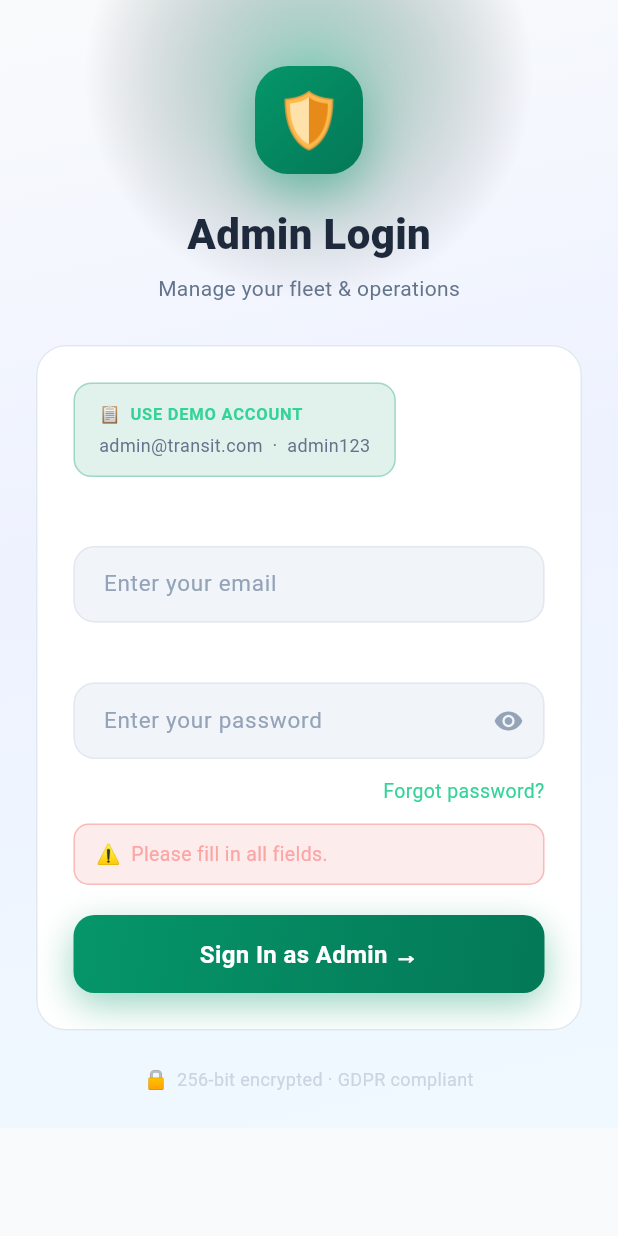
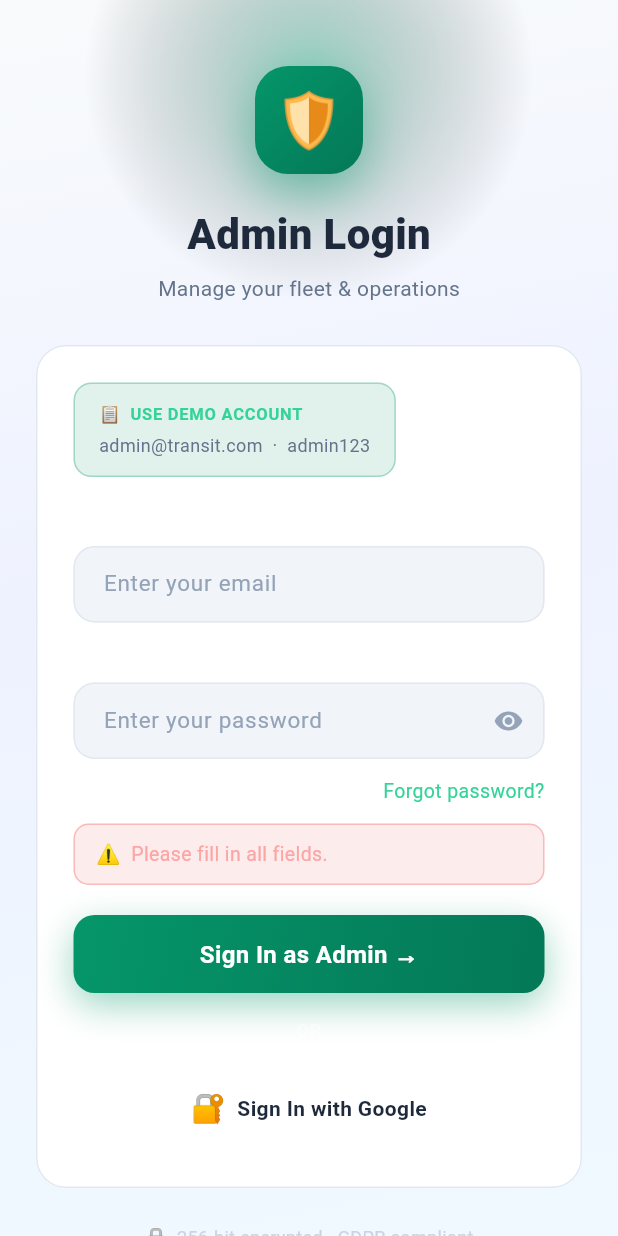
Before and after one commit to Noorulain-Shahid/transit_admin, a Flutter app: the screen it shows after launch, after a tap on "Sign In as Admin →", on a phone screen of 412 x 824 dp. Run offline on Flutter 3.47's test engine with Material 3 defaults, Android fonts, the light colour scheme and no system bars; our stand-ins replace firebase_auth, firebase_core, go_router, google_sign_in, image_picker, shared_preferences; accounts and stored records are empty.

Commit message:
Implement Google sign-in with graceful fallback; update login screen UI

```diff
--- a/lib/main.dart
+++ b/lib/main.dart
@@ -3,12 +3,25 @@ import 'package:flutter/services.dart';
 import 'package:firebase_core/firebase_core.dart';
 import 'firebase_options.dart';
 import 'app/router.dart';
+import 'app/auth_service.dart';
 import 'theme/app_theme.dart';
 import 'theme/theme_provider.dart';
 
 void main() async {
   WidgetsFlutterBinding.ensureInitialized();
-  await Firebase.initializeApp(options: DefaultFirebaseOptions.currentPlatform);
+
+  // Initialize Firebase with graceful fallback for front-end-only mode
+  try {
+    await Firebase.initializeApp(
+      options: DefaultFirebaseOptions.currentPlatform,
+    );
+  } catch (e) {
+    debugPrint('Firebase initialization skipped (front-end mode): $e');
+  }
+
+  // Preload auth and theme settings
+  await AuthService.instance.preload();
+
   SystemChrome.setPreferredOrientations([DeviceOrientation.portraitUp]);
   runApp(const TransitAdminApp());
 }
--- a/lib/screens/login_screen.dart
+++ b/lib/screens/login_screen.dart
@@ -2,6 +2,7 @@ import 'package:flutter/material.dart';
 import 'package:go_router/go_router.dart';
 import '../theme/app_theme.dart';
 import '../widgets/glass_card.dart';
+import '../app/auth_service.dart';
 
 class LoginScreen extends StatefulWidget {
   const LoginScreen({super.key});
@@ -32,12 +33,41 @@ class _LoginScreenState extends State<LoginScreen> {
       _error = '';
       _loading = true;
     });
-    Future.delayed(const Duration(milliseconds: 1500), () {
+    Future.delayed(const Duration(milliseconds: 1500), () async {
       if (mounted) {
         setState(() => _loading = false);
-        context.go('/admin');
+        await AuthService.instance.saveRole('admin');
+        if (mounted) context.go('/admin');
       }
     });
+  }
+
+  Future<void> _signInWithGoogle() async {
+    setState(() {
+      _error = '';
+      _loading = true;
+    });
+    try {
+      final success = await AuthService.instance.signInWithGoogle();
+      if (mounted) {
+        if (success) {
+          await AuthService.instance.saveRole('admin');
+          if (mounted) context.go('/admin');
+        } else {
+          setState(() {
+            _loading = false;
+            _error = 'Google sign-in was cancelled.';
+          });
+        }
+      }
+    } catch (e) {
+      if (mounted) {
+        setState(() {
+          _loading = false;
+          _error = 'Google sign-in failed: ${e.toString()}';
+        });
+      }
+    }
   }
 
   @override
@@ -281,6 +311,83 @@ class _LoginScreenState extends State<LoginScreen> {
                             isLoading: _loading,
                             onTap: _login,
                           ),
+                          const SizedBox(height: 16),
+
+                          // Divider
+                          Row(
+                            children: [
+                              Expanded(
+                                child: Container(
+                                  height: 1,
+                                  color: Colors.white.withValues(alpha: 0.1),
+                                ),
+                              ),
+                              Padding(
+                                padding: const EdgeInsets.symmetric(horizontal: 12),
+                                child: Text(
+                                  'OR',
+                                  style: TextStyle(
+                                    color: Colors.white.withValues(alpha: 0.4),
+                                    fontSize: 12,
+                                    fontWeight: FontWeight.w600,
+                                  ),
+                                ),
+                              ),
+                              Expanded(
+                                child: Container(
+                                  height: 1,
+                                  color: Colors.white.withValues(alpha: 0.1),
+                                ),
+                              ),
+                            ],
+                          ),
+                          const SizedBox(height: 16),
+
+                          // Google Sign-In button
+                          GestureDetector(
+                            onTap: _loading ? null : _signInWithGoogle,
+                            child: Container(
+                              padding: const EdgeInsets.symmetric(vertical: 14),
+                              decoration: BoxDecoration(
+                                color: Colors.white.withValues(alpha: 0.08),
+                                borderRadius: BorderRadius.circular(12),
+                                border: Border.all(
+                                  color: Colors.white.withValues(alpha: 0.15),
+                                ),
+                              ),
+                              child: Row(
+                                mainAxisAlignment: MainAxisAlignment.center,
+                                children: [
+                                  if (!_loading)
+                                    Text(
+                                      '🔐',
+                                      style: TextStyle(fontSize: 18),
+                                    ),
+                                  if (!_loading) const SizedBox(width: 8),
+                                  if (_loading)
+                                    SizedBox(
+                                      width: 18,
+                                      height: 18,
+                                      child: CircularProgressIndicator(
+                                        strokeWidth: 2,
+                                        valueColor: AlwaysStoppedAnimation(
+                                          context.textPrimary,
+                                        ),
+                                      ),
+                                    ),
+                                  if (_loading) const SizedBox(width: 8),
+                                  Text(
+                                    _loading ? 'Signing in...' : 'Sign In with Google',
+                                    style: TextStyle(
+                                      color: context.textPrimary,
+                                      fontSize: 14,
+                                      fontWeight: FontWeight.w600,
+                                    ),
+                                  ),
+                                ],
+                              ),
+                            ),
+                          ),
                         ],
                       ),
                     ),
```
Also changed, not shown: lib/app/auth_service.dart (+18 -12 lines).
